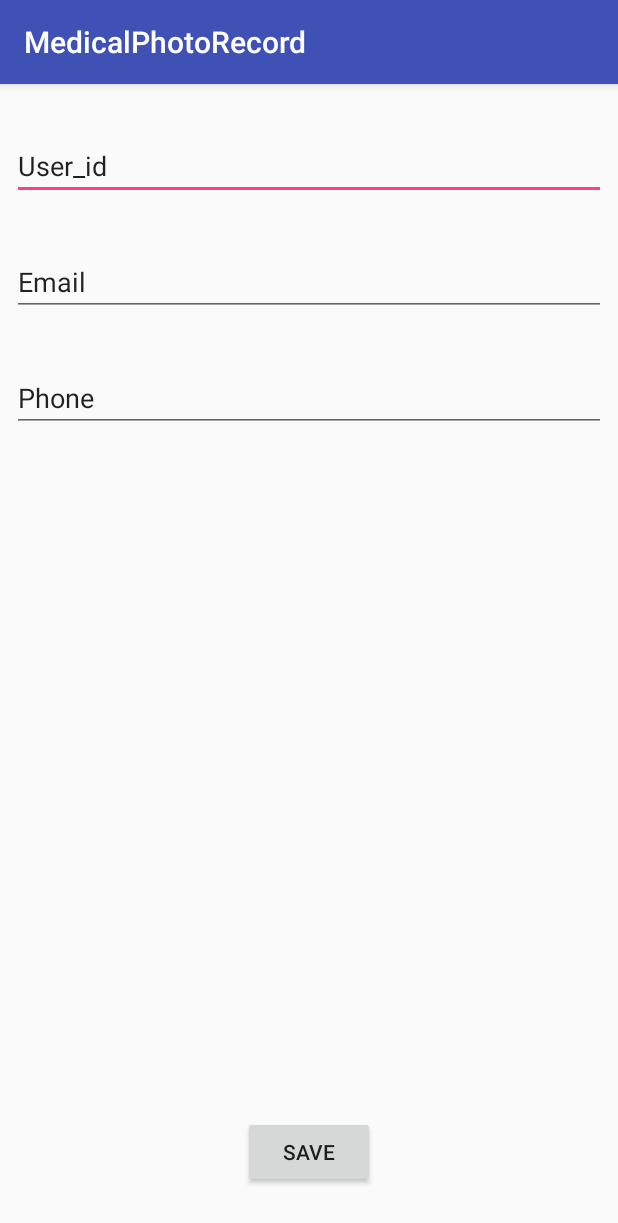
After one commit to CMPUT301F18T20/MedicalPhotoRecord, an Android app: the ModifyUserActivity screen opened directly, with no data from a screen before it, on a phone screen of 412 x 824 dp. The commit adds this screen. Shown: the top 1223 px of the screen. Run offline under Robolectric (Android 15) with nearby library versions, the phone set to English and light mode, and no system bars.

Commit message:
modify user layout done

```diff
--- a/app/src/main/AndroidManifest.xml
+++ b/app/src/main/AndroidManifest.xml
@@ -24,10 +24,12 @@
         <uses-library
             android:name="org.apache.http.legacy"
             android:required="false" />
-        <uses-library android:name="android.test.runner"
+        <uses-library
+            android:name="android.test.runner"
             android:required="false" />
 
-        <activity android:name="Activities.SignUp"></activity>
+        <activity android:name="Activities.SignUp" />
+        <activity android:name=".ModifyUserActivity"></activity>
     </application>
 
 </manifest>
--- /dev/null
+++ b/app/src/main/java/com/cmput301f18t20/medicalphotorecord/ModifyUserActivity.java
@@ -0,0 +1,13 @@
+package com.cmput301f18t20.medicalphotorecord;
+
+import android.support.v7.app.AppCompatActivity;
+import android.os.Bundle;
+
+public class ModifyUserActivity extends AppCompatActivity {
+
+    @Override
+    protected void onCreate(Bundle savedInstanceState) {
+        super.onCreate(savedInstanceState);
+        setContentView(R.layout.activity_modify_user);
+    }
+}
--- /dev/null
+++ b/app/src/main/res/layout/activity_modify_user.xml
@@ -0,0 +1,66 @@
+<?xml version="1.0" encoding="utf-8"?>
+<android.support.constraint.ConstraintLayout xmlns:android="http://schemas.android.com/apk/res/android"
+    xmlns:app="http://schemas.android.com/apk/res-auto"
+    xmlns:tools="http://schemas.android.com/tools"
+    android:layout_width="match_parent"
+    android:layout_height="match_parent"
+    tools:context=".ModifyUserActivity"
+    tools:layout_editor_absoluteY="81dp">
+
+    <EditText
+        android:id="@+id/userid_edit_id"
+        android:layout_width="0dp"
+        android:layout_height="wrap_content"
+        android:layout_marginStart="8dp"
+        android:layout_marginTop="32dp"
+        android:layout_marginEnd="8dp"
+        android:ems="10"
+        android:inputType="textPersonName"
+        android:text="@string/user_id"
+        app:layout_constraintEnd_toEndOf="parent"
+        app:layout_constraintHorizontal_bias="0.0"
+        app:layout_constraintStart_toStartOf="parent"
+        app:layout_constraintTop_toTopOf="parent" />
+
+    <Button
+        android:id="@+id/save_button_id"
+        android:layout_width="wrap_content"
+        android:layout_height="wrap_content"
+        android:layout_marginStart="148dp"
+        android:layout_marginEnd="148dp"
+        android:layout_marginBottom="32dp"
+        android:text="@string/save"
+        app:layout_constraintBottom_toBottomOf="parent"
+        app:layout_constraintEnd_toEndOf="parent"
+        app:layout_constraintStart_toStartOf="parent" />
+
+    <EditText
+        android:id="@+id/email_edit_id"
+        android:layout_width="0dp"
+        android:layout_height="wrap_content"
+        android:layout_marginStart="8dp"
+        android:layout_marginTop="32dp"
+        android:layout_marginEnd="8dp"
+        android:ems="10"
+        android:inputType="textEmailAddress"
+        android:text="@string/email"
+        app:layout_constraintEnd_toEndOf="parent"
+        app:layout_constraintHorizontal_bias="0.0"
+        app:layout_constraintStart_toStartOf="parent"
+        app:layout_constraintTop_toBottomOf="@+id/userid_edit_id" />
+
+    <EditText
+        android:id="@+id/phone_edit_id"
+        android:layout_width="0dp"
+        android:layout_height="wrap_content"
+        android:layout_marginStart="8dp"
+        android:layout_marginTop="32dp"
+        android:layout_marginEnd="8dp"
+        android:ems="10"
+        android:inputType="phone"
+        android:text="@string/phone"
+        app:layout_constraintEnd_toEndOf="parent"
+        app:layout_constraintHorizontal_bias="0.0"
+        app:layout_constraintStart_toStartOf="parent"
+        app:layout_constraintTop_toBottomOf="@+id/email_edit_id" />
+</android.support.constraint.ConstraintLayout>
--- a/app/src/main/res/values/strings.xml
+++ b/app/src/main/res/values/strings.xml
@@ -9,5 +9,9 @@
     <string name="Provider_Checkbox">I am a Provider</string>
     <string name="Patient_Checkbox">I am a Patient</string>
     <string name="Save_Changes">Save Changes</string>
+    <string name="user_id">User_id</string>
+    <string name="save">Save</string>
+    <string name="email">Email</string>
+    <string name="phone">Phone</string>
 
 </resources>
```
